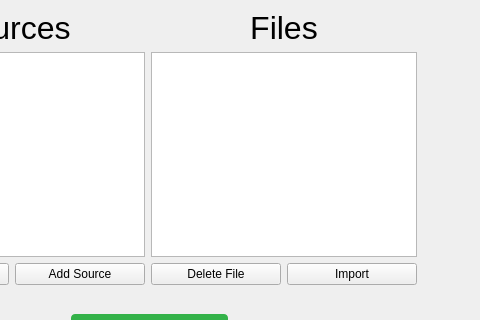
First picture: the form in src/uiFile.ui, repository andrewh1011/project_elevate, before the edit; both pictures show x 181 to 661 and y 0 to 320 of the 661 by 473 pixel window.
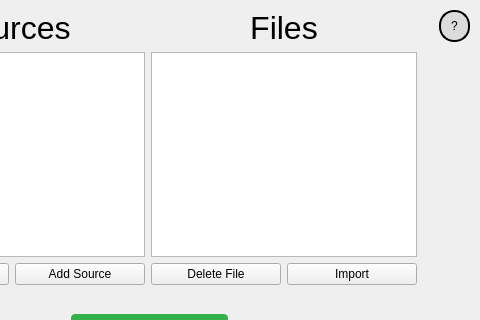
Second picture: the form after the edit.

Commit message: added tutorial button on main window, opens general app instructions

Patch:
```diff
--- a/src/uiFile.ui
+++ b/src/uiFile.ui
@@ -201,6 +201,27 @@
      </item>
     </layout>
    </widget>
+   <widget class="QPushButton" name="tutorialBtn">
+    <property name="geometry">
+     <rect>
+      <x>620</x>
+      <y>10</y>
+      <width>31</width>
+      <height>32</height>
+     </rect>
+    </property>
+    <property name="styleSheet">
+     <string notr="true">background-color: #DCDCDC;
+border-style: outset;
+border-width: 2px;
+border-radius: 15px;
+border-color: black;
+padding: 4px;</string>
+    </property>
+    <property name="text">
+     <string>?</string>
+    </property>
+   </widget>
   </widget>
   <widget class="QMenuBar" name="menubar">
    <property name="geometry">
```
The commit also changes 3 other files.
